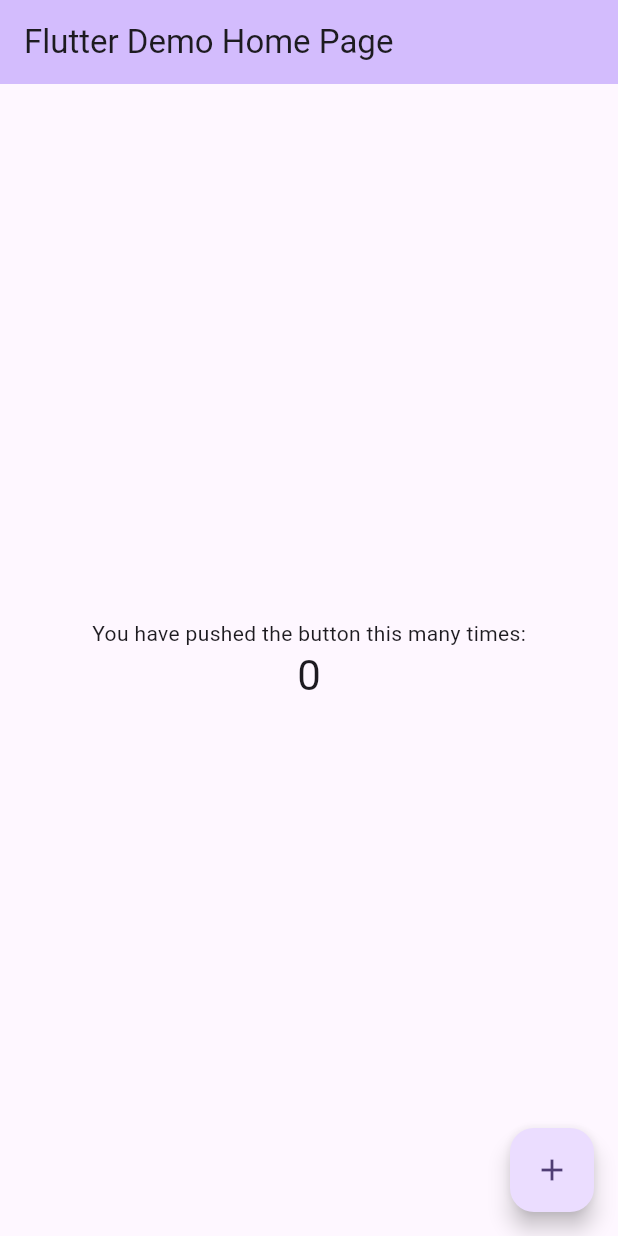
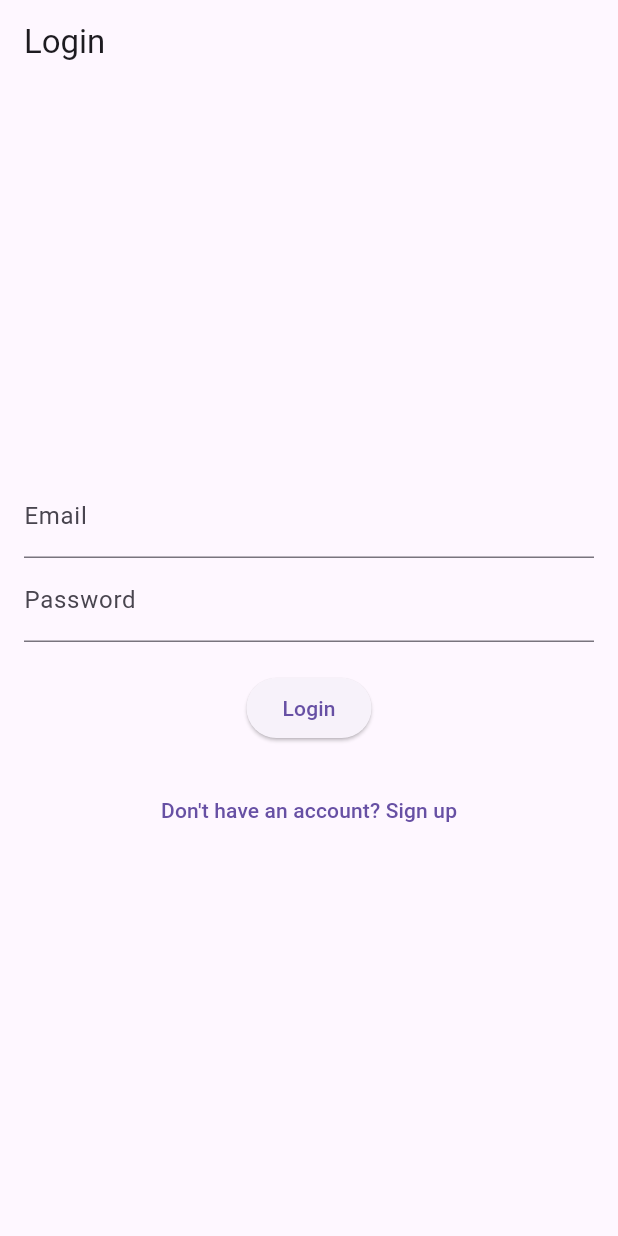
Before and after one commit to abhizzzeeet/FlightBookingApp, a Flutter app: the screen it shows after launch, on a phone screen of 412 x 824 dp. Run offline on Flutter 3.47's test engine with Material 3 defaults, Android fonts, the phone set to English and light mode, and no system bars.

Commit message:
login and signup structure added

```diff
--- a/flight_booking_app_frontend/lib/main.dart
+++ b/flight_booking_app_frontend/lib/main.dart
@@ -1,3 +1,4 @@
+import 'package:flight_booking_app_frontend/screens/LoginScreen.dart';
 import 'package:flutter/material.dart';
 
 void main() {
@@ -11,115 +12,11 @@
   @override
   Widget build(BuildContext context) {
     return MaterialApp(
-      title: 'Flutter Demo',
+      title: 'Login SignUp Example',
       theme: ThemeData(
-        // This is the theme of your application.
-        //
-        // TRY THIS: Try running your application with "flutter run". You'll see
-        // the application has a purple toolbar. Then, without quitting the app,
-        // try changing the seedColor in the colorScheme below to Colors.green
-        // and then invoke "hot reload" (save your changes or press the "hot
-        // reload" button in a Flutter-supported IDE, or press "r" if you used
-        // the command line to start the app).
-        //
-        // Notice that the counter didn't reset back to zero; the application
-        // state is not lost during the reload. To reset the state, use hot
-        // restart instead.
-        //
-        // This works for code too, not just values: Most code changes can be
-        // tested with just a hot reload.
-        colorScheme: ColorScheme.fromSeed(seedColor: Colors.deepPurple),
-        useMaterial3: true,
+        primarySwatch: Colors.blue,
       ),
-      home: const MyHomePage(title: 'Flutter Demo Home Page'),
+      home: LoginScreen()
     );
   }
 }
-
-class MyHomePage extends StatefulWidget {
-  const MyHomePage({super.key, required this.title});
-
-  // This widget is the home page of your application. It is stateful, meaning
-  // that it has a State object (defined below) that contains fields that affect
-  // how it looks.
-
-  // This class is the configuration for the state. It holds the values (in this
-  // case the title) provided by the parent (in this case the App widget) and
-  // used by the build method of the State. Fields in a Widget subclass are
-  // always marked "final".
-
-  final String title;
-
-  @override
-  State<MyHomePage> createState() => _MyHomePageState();
-}
-
-class _MyHomePageState extends State<MyHomePage> {
-  int _counter = 0;
-
-  void _incrementCounter() {
-    setState(() {
-      // This call to setState tells the Flutter framework that something has
-      // changed in this State, which causes it to rerun the build method below
-      // so that the display can reflect the updated values. If we changed
-      // _counter without calling setState(), then the build method would not be
-      // called again, and so nothing would appear to happen.
-      _counter++;
-    });
-  }
-
-  @override
-  Widget build(BuildContext context) {
-    // This method is rerun every time setState is called, for instance as done
-    // by the _incrementCounter method above.
-    //
-    // The Flutter framework has been optimized to make rerunning build methods
-    // fast, so that you can just rebuild anything that needs updating rather
-    // than having to individually change instances of widgets.
-    return Scaffold(
-      appBar: AppBar(
-        // TRY THIS: Try changing the color here to a specific color (to
-        // Colors.amber, perhaps?) and trigger a hot reload to see the AppBar
-        // change color while the other colors stay the same.
-        backgroundColor: Theme.of(context).colorScheme.inversePrimary,
-        // Here we take the value from the MyHomePage object that was created by
-        // the App.build method, and use it to set our appbar title.
-        title: Text(widget.title),
-      ),
-      body: Center(
-        // Center is a layout widget. It takes a single child and positions it
-        // in the middle of the parent.
-        child: Column(
-          // Column is also a layout widget. It takes a list of children and
-          // arranges them vertically. By default, it sizes itself to fit its
-          // children horizontally, and tries to be as tall as its parent.
-          //
-          // Column has various properties to control how it sizes itself and
-          // how it positions its children. Here we use mainAxisAlignment to
-          // center the children vertically; the main axis here is the vertical
-          // axis because Columns are vertical (the cross axis would be
-          // horizontal).
-          //
-          // TRY THIS: Invoke "debug painting" (choose the "Toggle Debug Paint"
-          // action in the IDE, or press "p" in the console), to see the
-          // wireframe for each widget.
-          mainAxisAlignment: MainAxisAlignment.center,
-          children: <Widget>[
-            const Text(
-              'You have pushed the button this many times:',
-            ),
-            Text(
-              '$_counter',
-              style: Theme.of(context).textTheme.headlineMedium,
-            ),
-          ],
-        ),
-      ),
-      floatingActionButton: FloatingActionButton(
-        onPressed: _incrementCounter,
-        tooltip: 'Increment',
-        child: const Icon(Icons.add),
-      ), // This trailing comma makes auto-formatting nicer for build methods.
-    );
-  }
-}
--- /dev/null
+++ b/flight_booking_app_frontend/lib/screens/LoginScreen.dart
@@ -0,0 +1,49 @@
+import 'package:flight_booking_app_frontend/screens/SignUpScreen.dart';
+import 'package:flutter/material.dart';
+
+class LoginScreen extends StatelessWidget {
+  @override
+  Widget build(BuildContext context) {
+    return Scaffold(
+      appBar: AppBar(
+        title: Text('Login'),
+      ),
+      body: Padding(
+        padding: const EdgeInsets.all(16.0),
+        child: Column(
+          mainAxisAlignment: MainAxisAlignment.center,
+          children: <Widget>[
+            TextField(
+              decoration: InputDecoration(
+                labelText: 'Email',
+              ),
+            ),
+            TextField(
+              decoration: InputDecoration(
+                labelText: 'Password',
+              ),
+              obscureText: true,
+            ),
+            SizedBox(height: 20),
+            ElevatedButton(
+              onPressed: () {
+                // Perform login action
+              },
+              child: Text('Login'),
+            ),
+            SizedBox(height: 20),
+            TextButton(
+              onPressed: () {
+                Navigator.push(
+                  context,
+                  MaterialPageRoute(builder: (context) => SignUpScreen()),
+                );
+              },
+              child: Text('Don\'t have an account? Sign up'),
+            ),
+          ],
+        ),
+      ),
+    );
+  }
+}
```
Also changed, not shown: flight_booking_app_frontend/lib/screens/SignUpScreen.dart (added, +51 -0 lines).
